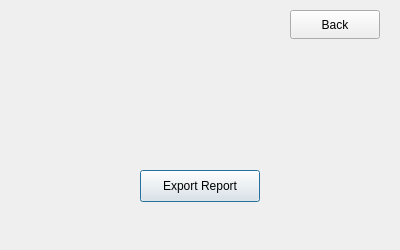
Before: the Qt Designer form reportgenerator.ui in YUSIFABOOD/Inventory, drawn with Qt 5.
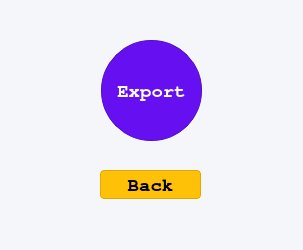
After: the same form once the commit is applied.

What changed in the file:
```diff
--- a/reportgenerator.ui
+++ b/reportgenerator.ui
@@ -6,35 +6,95 @@
    <rect>
     <x>0</x>
     <y>0</y>
-    <width>400</width>
+    <width>303</width>
     <height>250</height>
    </rect>
   </property>
   <property name="windowTitle">
    <string>Inventory Report</string>
   </property>
+  <property name="styleSheet">
+   <string notr="true">QDialog {
+    background-color: #f4f6f9;   /* Soft light gray */
+    color: #212529;              /* Neutral dark text */
+    font-family: &quot;Segoe UI&quot;, sans-serif;
+    font-size: 13px;
+}
+</string>
+  </property>
   <widget class="QPushButton" name="exportButton">
    <property name="geometry">
     <rect>
-     <x>140</x>
-     <y>170</y>
-     <width>120</width>
-     <height>32</height>
+     <x>101</x>
+     <y>40</y>
+     <width>101</width>
+     <height>101</height>
     </rect>
    </property>
+   <property name="font">
+    <font>
+     <family>Nimbus Mono PS</family>
+     <pointsize>14</pointsize>
+     <bold>true</bold>
+    </font>
+   </property>
+   <property name="styleSheet">
+    <string notr="true">QPushButton#exportButton {
+  background-color: #6610f2;
+  color: white;
+  border: 1px solid #520dc2;
+  border-radius: 50px;    /* half of 70 */
+  padding: 0;
+  font-weight: bold;
+  text-align: center;
+}
+QPushButton#exportButton:hover {
+  background-color: #520dc2;
+}
+QPushButton#exportButton:pressed {
+  background-color: #3d0a91;
+}
+</string>
+   </property>
    <property name="text">
-    <string>Export Report</string>
+    <string>Export</string>
    </property>
   </widget>
   <widget class="QPushButton" name="GenerateReports_Back">
    <property name="geometry">
     <rect>
-     <x>290</x>
-     <y>10</y>
-     <width>90</width>
+     <x>100</x>
+     <y>170</y>
+     <width>101</width>
      <height>29</height>
     </rect>
    </property>
+   <property name="font">
+    <font>
+     <family>Nimbus Mono PS</family>
+     <pointsize>14</pointsize>
+     <bold>true</bold>
+    </font>
+   </property>
+   <property name="styleSheet">
+    <string notr="true">QPushButton#GenerateReports_Back {
+  background-color: #FFC107;    /* Bootstrap warning yellow */
+  color: black;                 /* Dark text for contrast */
+  border-style: solid;
+  border-width: 1px;
+  border-color: #e0a800;        /* Slightly darker yellow border */
+  border-radius: 4px;
+  padding: 6px 12px;
+  font-weight: bold;
+}
+QPushButton#GenerateReports_Back:hover {
+  background-color: #e0a800;    /* Darker on hover */
+}
+QPushButton#GenerateReports_Back:pressed {
+  background-color: #c69500;    /* Even darker when pressed */
+}
+</string>
+   </property>
    <property name="text">
     <string>Back</string>
    </property>
```
